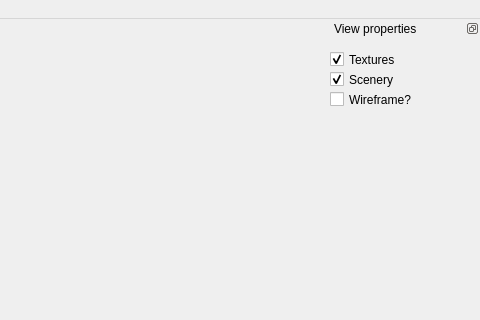
Qt form ui/mainwindow.ui (jrgp/soldat-pymapper) before a commit; both pictures show x 520 to 1000 and y 0 to 320 of the 1000 by 800 pixel window.
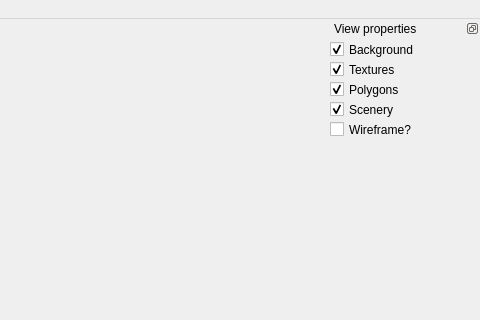
The same form after that commit.

```diff
--- a/ui/mainwindow.ui
+++ b/ui/mainwindow.ui
@@ -72,7 +72,7 @@
      <property name="geometry">
       <rect>
        <x>0</x>
-       <y>10</y>
+       <y>20</y>
        <width>102</width>
        <height>23</height>
       </rect>
@@ -91,7 +91,7 @@
      <property name="geometry">
       <rect>
        <x>0</x>
-       <y>50</y>
+       <y>80</y>
        <width>102</width>
        <height>23</height>
       </rect>
@@ -107,7 +107,7 @@
      <property name="geometry">
       <rect>
        <x>0</x>
-       <y>30</y>
+       <y>60</y>
        <width>102</width>
        <height>23</height>
       </rect>
@@ -122,6 +122,38 @@
       <bool>true</bool>
      </property>
     </widget>
+    <widget class="QCheckBox" name="polygonsCheckBox">
+     <property name="geometry">
+      <rect>
+       <x>0</x>
+       <y>40</y>
+       <width>101</width>
+       <height>23</height>
+      </rect>
+     </property>
+     <property name="text">
+      <string>Polygons</string>
+     </property>
+     <property name="checked">
+      <bool>true</bool>
+     </property>
+    </widget>
+    <widget class="QCheckBox" name="backgroundCheckBox">
+     <property name="geometry">
+      <rect>
+       <x>0</x>
+       <y>0</y>
+       <width>121</width>
+       <height>23</height>
+      </rect>
+     </property>
+     <property name="text">
+      <string>Background</string>
+     </property>
+     <property name="checked">
+      <bool>true</bool>
+     </property>
+    </widget>
    </widget>
   </widget>
   <action name="actionOpen_Map">
```
